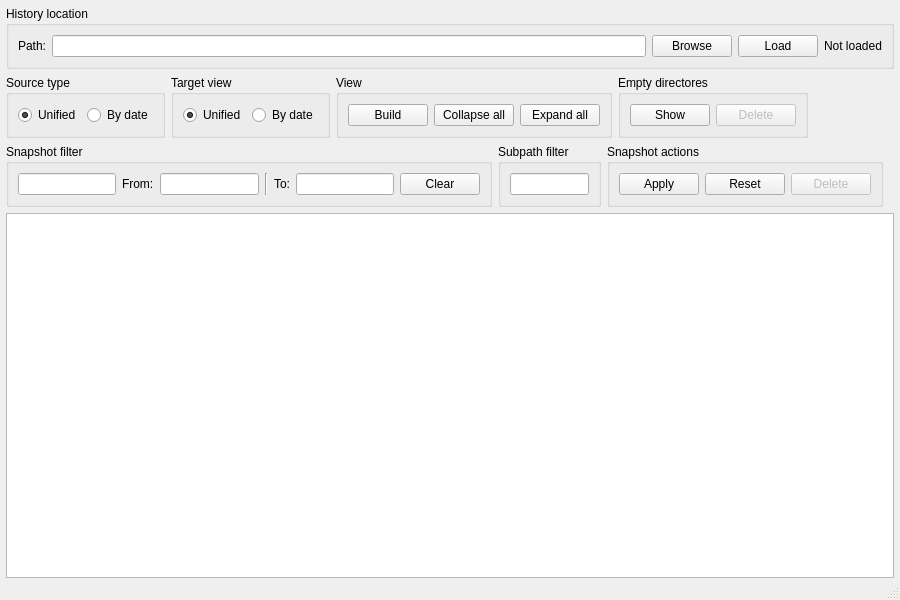
First picture: the form in src/gui/history2.ui, repository mixeme/Columbo, before the edit.
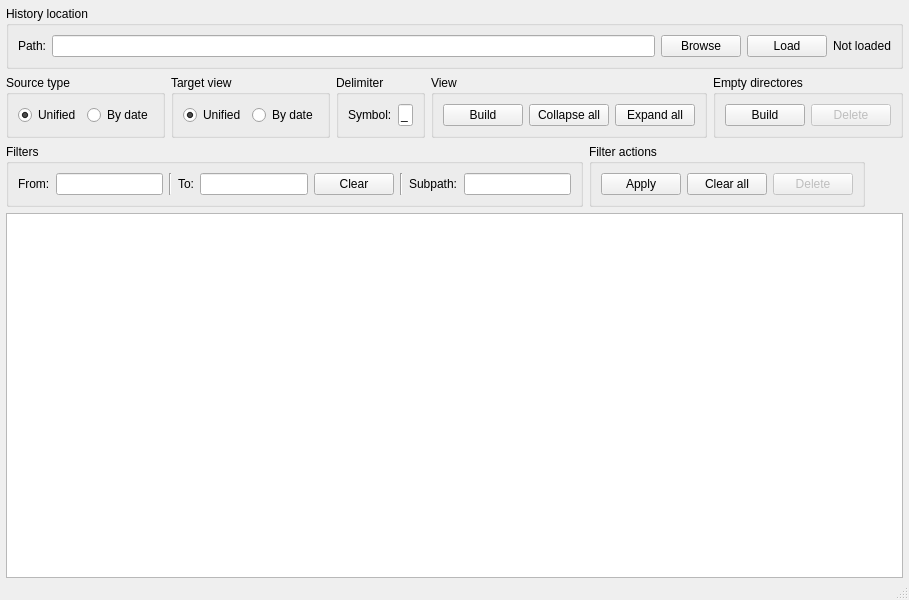
Second picture: the form after the edit.

Diff of the .ui file:
```diff
--- a/src/gui/history2.ui
+++ b/src/gui/history2.ui
@@ -173,7 +173,45 @@
          </widget>
         </item>
         <item>
-         <widget class="QGroupBox" name="groupBox_4">
+         <widget class="QGroupBox" name="delimiter_box">
+          <property name="title">
+           <string>Delimiter</string>
+          </property>
+          <layout class="QHBoxLayout" name="horizontalLayout_3">
+           <item>
+            <widget class="QLabel" name="delimiter_label">
+             <property name="text">
+              <string>Symbol:</string>
+             </property>
+            </widget>
+           </item>
+           <item>
+            <widget class="QLineEdit" name="delimiter_field">
+             <property name="sizePolicy">
+              <sizepolicy hsizetype="Fixed" vsizetype="Preferred">
+               <horstretch>0</horstretch>
+               <verstretch>0</verstretch>
+              </sizepolicy>
+             </property>
+             <property name="maximumSize">
+              <size>
+               <width>15</width>
+               <height>16777215</height>
+              </size>
+             </property>
+             <property name="text">
+              <string>_</string>
+             </property>
+             <property name="alignment">
+              <set>Qt::AlignLeading|Qt::AlignLeft|Qt::AlignVCenter</set>
+             </property>
+            </widget>
+           </item>
+          </layout>
+         </widget>
+        </item>
+        <item>
+         <widget class="QGroupBox" name="view_actions_box">
           <property name="title">
            <string>View</string>
           </property>
@@ -214,7 +252,7 @@
            <item>
             <widget class="QPushButton" name="empty_dirs_button">
              <property name="text">
-              <string>Show</string>
+              <string>Build</string>
              </property>
             </widget>
            </item>
@@ -257,14 +295,11 @@
         <item>
          <widget class="QGroupBox" name="snapshot_filter_box">
           <property name="title">
-           <string>Snapshot filter</string>
+           <string>Filters</string>
           </property>
           <layout class="QHBoxLayout" name="horizontalLayout_6">
            <item>
-            <widget class="QLineEdit" name="lineEdit"/>
-           </item>
-           <item>
-            <widget class="QLabel" name="label_2">
+            <widget class="QLabel" name="bounds_from_label">
              <property name="text">
               <string>From:</string>
              </property>
@@ -297,15 +332,20 @@
              </property>
             </widget>
            </item>
-          </layout>
-         </widget>
-        </item>
-        <item>
-         <widget class="QGroupBox" name="sub_path_filter_box">
-          <property name="title">
-           <string>Subpath filter</string>
-          </property>
-          <layout class="QHBoxLayout" name="horizontalLayout_12">
+           <item>
+            <widget class="Line" name="line_2">
+             <property name="orientation">
+              <enum>Qt::Vertical</enum>
+             </property>
+            </widget>
+           </item>
+           <item>
+            <widget class="QLabel" name="subpath_label">
+             <property name="text">
+              <string>Subpath:</string>
+             </property>
+            </widget>
+           </item>
            <item>
             <widget class="QLineEdit" name="subpath_field"/>
            </item>
@@ -315,7 +355,7 @@
         <item>
          <widget class="QGroupBox" name="snapshot_actions_box">
           <property name="title">
-           <string>Snapshot actions</string>
+           <string>Filter actions</string>
           </property>
           <layout class="QHBoxLayout" name="horizontalLayout_9">
            <item>
@@ -328,7 +368,7 @@
            <item>
             <widget class="QPushButton" name="reset_filters_button">
              <property name="text">
-              <string>Reset</string>
+              <string>Clear all</string>
              </property>
             </widget>
            </item>
```
Left out of the diff: 66 changed lines with no effect on the pictures.
